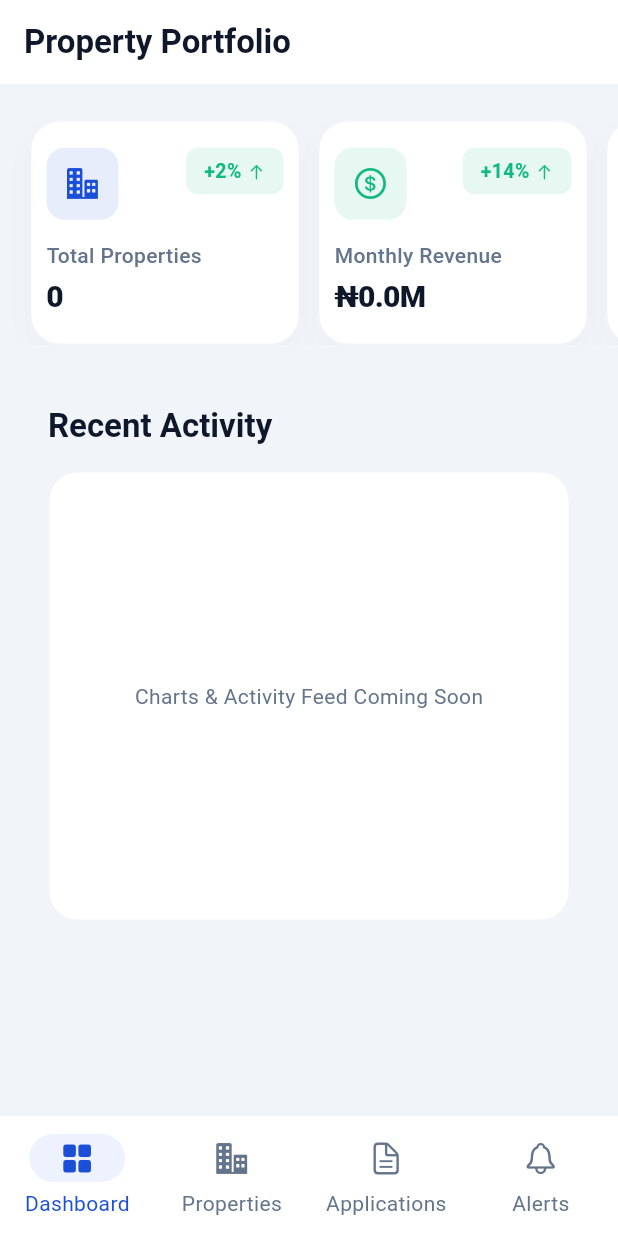
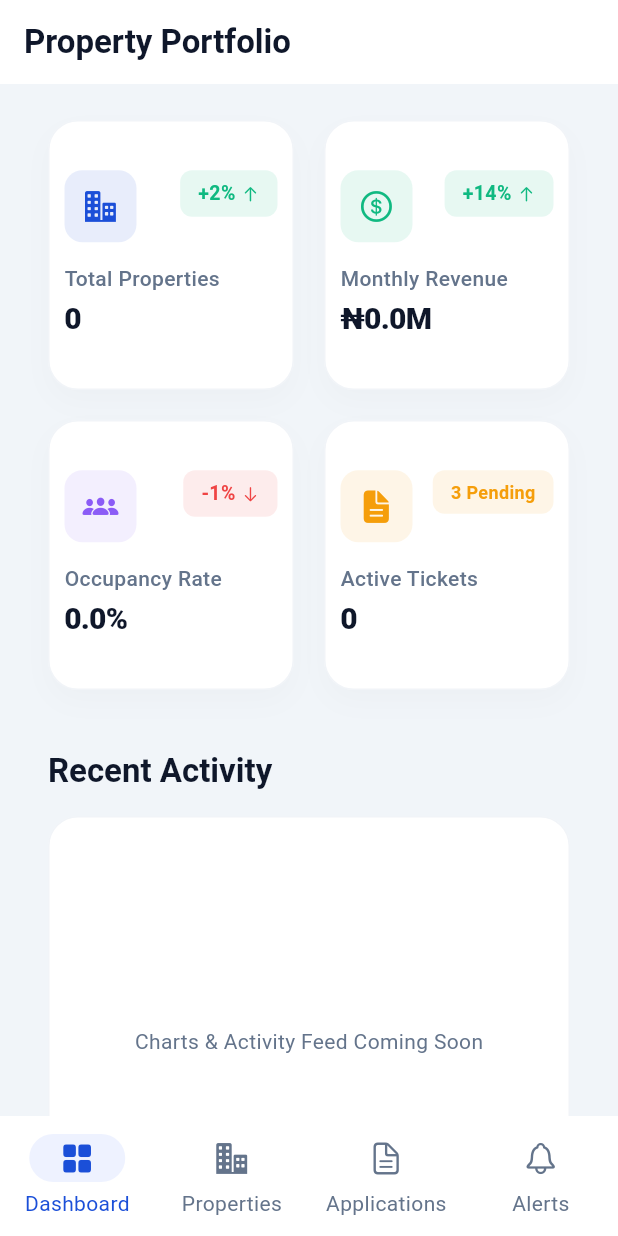
Before and after one commit to jerryfemi/property_management_app, a Flutter app: the AdminDashboardScreen screen opened by its route, on a phone screen of 412 x 824 dp. Run offline on Flutter 3.47's test engine with Material 3 defaults, Android fonts, the phone set to English and light mode, and no system bars; our stand-ins replace cached_network_image, cloud_firestore, device_preview, firebase_auth, firebase_core, firebase_storage and 13 more; missing offline and left inert: cupertino_native; accounts and stored records are empty.

Commit message:
fix: layout adaptibilty

```diff
--- a/lib/core/features/admin/providers/dashboard_providers.dart
+++ b/lib/core/features/admin/providers/dashboard_providers.dart
@@ -74,12 +74,6 @@ final dashboardStatsProvider = Provider<List<DashboardStatModel>>((ref) {
       color: const Color(0xFFF59E0B), // Warning/Orange
       badgeText: '3 Pending',
     ),
-    DashboardStatModel(
-      title: 'Active Tickets',
-      value: '$activeTickets',
-      icon: CupertinoIcons.doc_text_fill,
-      color: const Color(0xFFF59E0B), // Warning/Orange
-      badgeText: '3 Pending',
-    ),
+
   ];
 });
--- a/lib/core/features/admin/ui/dashboard_screen.dart
+++ b/lib/core/features/admin/ui/dashboard_screen.dart
@@ -11,7 +11,7 @@ class AdminDashboardScreen extends ConsumerWidget {
   Widget build(BuildContext context, WidgetRef ref) {
     final appColors = context.appColors;
     final stats = ref.watch(dashboardStatsProvider);
-    final isMobile = MediaQuery.of(context).size.width < 600;
+    final isMobile = MediaQuery.of(context).size.width < 900;
 
     return Scaffold(
       appBar: isMobile
@@ -32,24 +32,24 @@ class AdminDashboardScreen extends ConsumerWidget {
           children: [
             const SizedBox(height: 24),
 
-            // --- Stats Section ---
-            if (isMobile)
-              // Horizontal Swiper for Mobile (More compact & no overflow)
-              SizedBox(
-                height: 150,
-                child: ListView.separated(
-                  scrollDirection: Axis.horizontal,
-                  padding: const EdgeInsets.symmetric(horizontal: 20),
-                  itemCount: stats.length,
-                  separatorBuilder: (context, index) =>
-                      const SizedBox(width: 12),
-                  itemBuilder: (context, index) => SizedBox(
-                    width: 180,
-                    child: AdminStatCard(model: stats[index]),
-                  ),
-                ),
-              )
-            else
+            // // --- Stats Section ---
+            // if (isMobile)
+            //   // Horizontal Swiper for Mobile (More compact & no overflow)
+            //   SizedBox(
+            //     height: 150,
+            //     child: ListView.separated(
+            //       scrollDirection: Axis.horizontal,
+            //       padding: const EdgeInsets.symmetric(horizontal: 20),
+            //       itemCount: stats.length,
+            //       separatorBuilder: (context, index) =>
+            //           const SizedBox(width: 12),
+            //       itemBuilder: (context, index) => SizedBox(
+            //         width: 180,
+            //         child: AdminStatCard(model: stats[index]),
+            //       ),
+            //     ),
+            //   )
+            // else
               // Adaptive Grid for Tablet/Desktop
               Padding(
                 padding: const EdgeInsets.symmetric(horizontal: 32),
```
